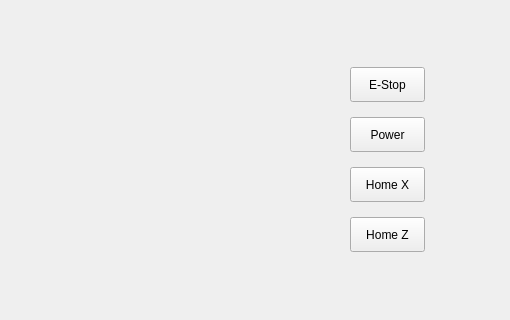
Above: src/teachinlathe/ui/mainwindow.ui from 85vmh/teachinlathe before the change; both pictures show x 287 to 797 and y 170 to 490 of the 1024 by 737 pixel window. Below: the same form after it.
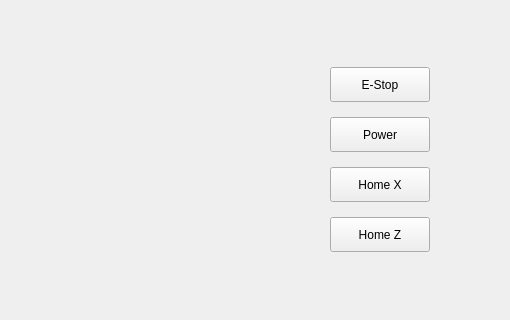
That is the form after the change. The open tabs and pages were chosen to show the change. Icons and pictures are not drawn. Custom widgets are drawn as their Qt base class.

What changed in the file:
```diff
--- a/src/teachinlathe/ui/mainwindow.ui
+++ b/src/teachinlathe/ui/mainwindow.ui
@@ -103,7 +103,7 @@
           <widget class="QWidget" name="formLayoutWidget">
            <property name="geometry">
             <rect>
-             <x>400</x>
+             <x>365</x>
              <y>235</y>
              <width>221</width>
              <height>186</height>
@@ -147,8 +147,13 @@
             </item>
             <item row="1" column="1">
              <widget class="StatusLabel" name="statuslabel_2">
+              <property name="font">
+               <font>
+                <pointsize>12</pointsize>
+               </font>
+              </property>
               <property name="styleSheet">
-               <string notr="true">font: 12pt &quot;Noto Sans&quot;;</string>
+               <string notr="true">color:red</string>
               </property>
               <property name="rules" stdset="0">
                <string>[{&quot;name&quot;: &quot;New Rule&quot;, &quot;property&quot;: &quot;Text&quot;, &quot;expression&quot;: &quot;'NC Enabled' if ch[0] else 'NC not Enabled'&quot;, &quot;channels&quot;: [{&quot;url&quot;: &quot;status:enabled&quot;, &quot;trigger&quot;: true}]}]</string>
@@ -157,8 +162,13 @@
             </item>
             <item row="0" column="1">
              <widget class="StatusLabel" name="statuslabel">
+              <property name="font">
+               <font>
+                <pointsize>12</pointsize>
+               </font>
+              </property>
               <property name="styleSheet">
-               <string notr="true">font: 12pt &quot;Noto Sans&quot;;</string>
+               <string notr="true">color:green</string>
               </property>
               <property name="rules" stdset="0">
                <string>[{&quot;name&quot;: &quot;New Rule&quot;, &quot;property&quot;: &quot;Text&quot;, &quot;expression&quot;: &quot;'E-Stop Button Pressed' if ch[0] == 1 else 'E-Stop Free'&quot;, &quot;channels&quot;: [{&quot;url&quot;: &quot;status:estop&quot;, &quot;trigger&quot;: true}]}]</string>
@@ -180,8 +190,13 @@
             </item>
             <item row="2" column="1">
              <widget class="StatusLabel" name="statuslabel_3">
+              <property name="font">
+               <font>
+                <pointsize>12</pointsize>
+               </font>
+              </property>
               <property name="styleSheet">
-               <string notr="true">font: 12pt &quot;Noto Sans&quot;;</string>
+               <string notr="true">color:red</string>
               </property>
               <property name="rules" stdset="0">
                <string>[{&quot;name&quot;: &quot;New Rule&quot;, &quot;property&quot;: &quot;Text&quot;, &quot;expression&quot;: &quot;'X axis homed' if ch[0] else 'X axis NOT homed'&quot;, &quot;channels&quot;: [{&quot;url&quot;: &quot;status:joint.0.homed&quot;, &quot;trigger&quot;: true}]}]</string>
@@ -203,8 +218,13 @@
             </item>
             <item row="3" column="1">
              <widget class="StatusLabel" name="statuslabel_4">
+              <property name="font">
+               <font>
+                <pointsize>12</pointsize>
+               </font>
+              </property>
               <property name="styleSheet">
-               <string notr="true">font: 12pt &quot;Noto Sans&quot;;</string>
+               <string notr="true">color:red</string>
               </property>
               <property name="rules" stdset="0">
                <string>[{&quot;name&quot;: &quot;New Rule&quot;, &quot;property&quot;: &quot;Text&quot;, &quot;expression&quot;: &quot;'Z axis homed' if ch[0] else 'Z axis NOT homed'&quot;, &quot;channels&quot;: [{&quot;url&quot;: &quot;status:joint.1.homed&quot;, &quot;trigger&quot;: true}]}]</string>
@@ -328,9 +348,9 @@
           <widget class="ActionButton" name="exit_button_3">
            <property name="geometry">
             <rect>
-             <x>635</x>
+             <x>615</x>
              <y>235</y>
-             <width>75</width>
+             <width>100</width>
              <height>35</height>
             </rect>
            </property>
@@ -342,13 +362,13 @@
            </property>
            <property name="minimumSize">
             <size>
-             <width>75</width>
+             <width>100</width>
              <height>35</height>
             </size>
            </property>
            <property name="maximumSize">
             <size>
-             <width>75</width>
+             <width>100</width>
              <height>35</height>
             </size>
            </property>
@@ -373,9 +393,9 @@
           <widget class="ActionButton" name="power_button_3">
            <property name="geometry">
             <rect>
-             <x>635</x>
+             <x>615</x>
              <y>285</y>
-             <width>75</width>
+             <width>100</width>
              <height>35</height>
             </rect>
            </property>
@@ -393,7 +413,7 @@
            </property>
            <property name="maximumSize">
             <size>
-             <width>75</width>
+             <width>100</width>
              <height>35</height>
             </size>
            </property>
@@ -418,9 +438,9 @@
           <widget class="ActionButton" name="axisactionbutton_7">
            <property name="geometry">
             <rect>
-             <x>635</x>
+             <x>615</x>
              <y>335</y>
-             <width>75</width>
+             <width>100</width>
              <height>35</height>
             </rect>
            </property>
@@ -432,7 +452,7 @@
            </property>
            <property name="minimumSize">
             <size>
-             <width>75</width>
+             <width>100</width>
              <height>35</height>
             </size>
            </property>
@@ -457,9 +477,9 @@
           <widget class="ActionButton" name="axisactionbutton_8">
            <property name="geometry">
             <rect>
-             <x>635</x>
+             <x>615</x>
              <y>385</y>
-             <width>75</width>
+             <width>100</width>
              <height>35</height>
             </rect>
            </property>
@@ -471,7 +491,7 @@
            </property>
            <property name="minimumSize">
             <size>
-             <width>75</width>
+             <width>100</width>
              <height>35</height>
             </size>
            </property>
```
Left out of the diff: 64 changed lines with no effect on the pictures.
